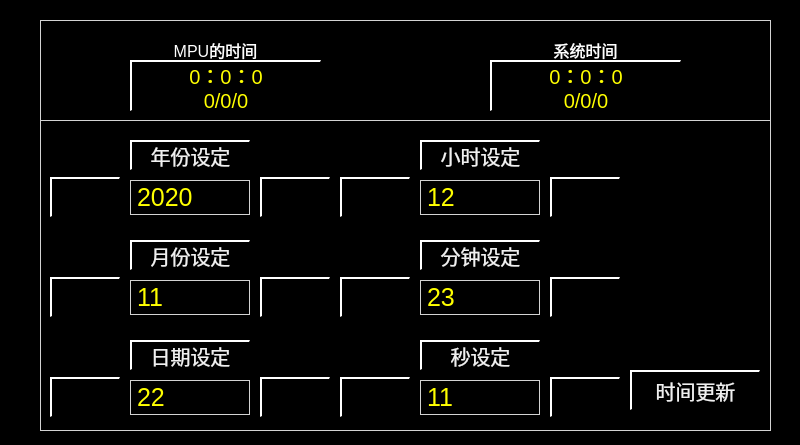
mayue-crrc/Loco8, file datainputdatetimepage.ui: the form before one commit.
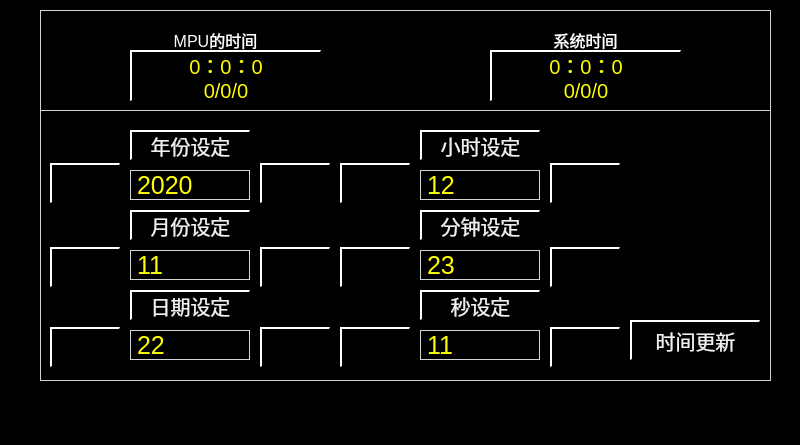
The form after the commit. Icons and pictures are not drawn.

The edit to the form file:
```diff
--- a/datainputdatetimepage.ui
+++ b/datainputdatetimepage.ui
@@ -38,9 +38,9 @@
    <property name="geometry">
     <rect>
      <x>40</x>
-     <y>20</y>
+     <y>10</y>
      <width>731</width>
-     <height>111</height>
+     <height>101</height>
     </rect>
    </property>
    <property name="text">
@@ -51,9 +51,9 @@
    <property name="geometry">
     <rect>
      <x>40</x>
-     <y>120</y>
+     <y>110</y>
      <width>731</width>
-     <height>311</height>
+     <height>271</height>
     </rect>
    </property>
    <property name="text">
@@ -64,7 +64,7 @@
    <property name="geometry">
     <rect>
      <x>160</x>
-     <y>40</y>
+     <y>30</y>
      <width>111</width>
      <height>20</height>
     </rect>
@@ -83,7 +83,7 @@
    <property name="geometry">
     <rect>
      <x>530</x>
-     <y>40</y>
+     <y>30</y>
      <width>111</width>
      <height>20</height>
     </rect>
@@ -102,7 +102,7 @@
    <property name="geometry">
     <rect>
      <x>130</x>
-     <y>60</y>
+     <y>50</y>
      <width>191</width>
      <height>51</height>
     </rect>
@@ -119,7 +119,7 @@
    <property name="geometry">
     <rect>
      <x>490</x>
-     <y>60</y>
+     <y>50</y>
      <width>191</width>
      <height>51</height>
     </rect>
@@ -136,7 +136,7 @@
    <property name="geometry">
     <rect>
      <x>130</x>
-     <y>140</y>
+     <y>130</y>
      <width>120</width>
      <height>30</height>
     </rect>
@@ -149,9 +149,9 @@
    <property name="geometry">
     <rect>
      <x>130</x>
-     <y>180</y>
+     <y>170</y>
      <width>120</width>
-     <height>35</height>
+     <height>30</height>
     </rect>
    </property>
    <property name="styleSheet">
@@ -166,7 +166,7 @@
    <property name="geometry">
     <rect>
      <x>50</x>
-     <y>177</y>
+     <y>163</y>
      <width>70</width>
      <height>40</height>
     </rect>
@@ -182,7 +182,7 @@
    <property name="geometry">
     <rect>
      <x>260</x>
-     <y>177</y>
+     <y>163</y>
      <width>70</width>
      <height>40</height>
     </rect>
@@ -198,7 +198,7 @@
    <property name="geometry">
     <rect>
      <x>260</x>
-     <y>277</y>
+     <y>247</y>
      <width>70</width>
      <height>40</height>
     </rect>
@@ -214,7 +214,7 @@
    <property name="geometry">
     <rect>
      <x>50</x>
-     <y>277</y>
+     <y>247</y>
      <width>70</width>
      <height>40</height>
     </rect>
@@ -230,7 +230,7 @@
    <property name="geometry">
     <rect>
      <x>130</x>
-     <y>240</y>
+     <y>210</y>
      <width>120</width>
      <height>30</height>
     </rect>
@@ -243,9 +243,9 @@
    <property name="geometry">
     <rect>
      <x>130</x>
-     <y>280</y>
+     <y>250</y>
      <width>120</width>
-     <height>35</height>
+     <height>30</height>
     </rect>
    </property>
    <property name="styleSheet">
@@ -260,7 +260,7 @@
    <property name="geometry">
     <rect>
      <x>260</x>
-     <y>377</y>
+     <y>327</y>
      <width>70</width>
      <height>40</height>
     </rect>
@@ -276,9 +276,9 @@
    <property name="geometry">
     <rect>
      <x>130</x>
-     <y>380</y>
+     <y>330</y>
      <width>120</width>
-     <height>35</height>
+     <height>30</height>
     </rect>
    </property>
    <property name="styleSheet">
@@ -293,7 +293,7 @@
    <property name="geometry">
     <rect>
      <x>50</x>
-     <y>377</y>
+     <y>327</y>
      <width>70</width>
      <height>40</height>
     </rect>
@@ -309,7 +309,7 @@
    <property name="geometry">
     <rect>
      <x>130</x>
-     <y>340</y>
+     <y>290</y>
      <width>120</width>
      <height>30</height>
     </rect>
@@ -322,7 +322,7 @@
    <property name="geometry">
     <rect>
      <x>550</x>
-     <y>177</y>
+     <y>163</y>
      <width>70</width>
      <height>40</height>
     </rect>
@@ -338,7 +338,7 @@
    <property name="geometry">
     <rect>
      <x>340</x>
-     <y>177</y>
+     <y>163</y>
      <width>70</width>
      <height>40</height>
     </rect>
@@ -354,7 +354,7 @@
    <property name="geometry">
     <rect>
      <x>550</x>
-     <y>277</y>
+     <y>247</y>
      <width>70</width>
      <height>40</height>
     </rect>
@@ -370,9 +370,9 @@
    <property name="geometry">
     <rect>
      <x>420</x>
-     <y>280</y>
+     <y>250</y>
      <width>120</width>
-     <height>35</height>
+     <height>30</height>
     </rect>
    </property>
    <property name="styleSheet">
@@ -387,7 +387,7 @@
    <property name="geometry">
     <rect>
      <x>340</x>
-     <y>377</y>
+     <y>327</y>
      <width>70</width>
      <height>40</height>
     </rect>
@@ -403,7 +403,7 @@
    <property name="geometry">
     <rect>
      <x>420</x>
-     <y>140</y>
+     <y>130</y>
      <width>120</width>
      <height>30</height>
     </rect>
@@ -416,7 +416,7 @@
    <property name="geometry">
     <rect>
      <x>550</x>
-     <y>377</y>
+     <y>327</y>
      <width>70</width>
      <height>40</height>
     </rect>
@@ -432,9 +432,9 @@
    <property name="geometry">
     <rect>
      <x>420</x>
-     <y>380</y>
+     <y>330</y>
      <width>120</width>
-     <height>35</height>
+     <height>30</height>
     </rect>
    </property>
    <property name="styleSheet">
@@ -449,9 +449,9 @@
    <property name="geometry">
     <rect>
      <x>420</x>
-     <y>180</y>
+     <y>170</y>
      <width>120</width>
-     <height>35</height>
+     <height>30</height>
     </rect>
    </property>
    <property name="styleSheet">
@@ -466,7 +466,7 @@
    <property name="geometry">
     <rect>
      <x>340</x>
-     <y>277</y>
+     <y>247</y>
      <width>70</width>
      <height>40</height>
     </rect>
@@ -482,7 +482,7 @@
    <property name="geometry">
     <rect>
      <x>420</x>
-     <y>340</y>
+     <y>290</y>
      <width>120</width>
      <height>30</height>
     </rect>
@@ -495,7 +495,7 @@
    <property name="geometry">
     <rect>
      <x>420</x>
-     <y>240</y>
+     <y>210</y>
      <width>120</width>
      <height>30</height>
     </rect>
@@ -508,7 +508,7 @@
    <property name="geometry">
     <rect>
      <x>630</x>
-     <y>370</y>
+     <y>320</y>
      <width>130</width>
      <height>40</height>
     </rect>
```
